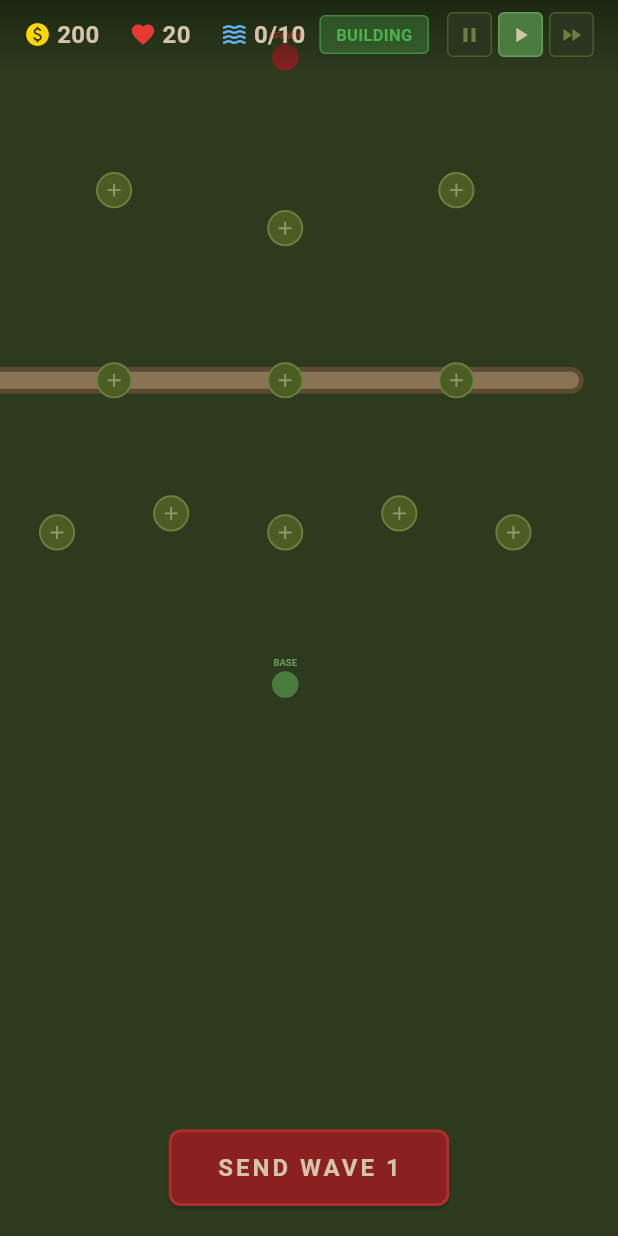
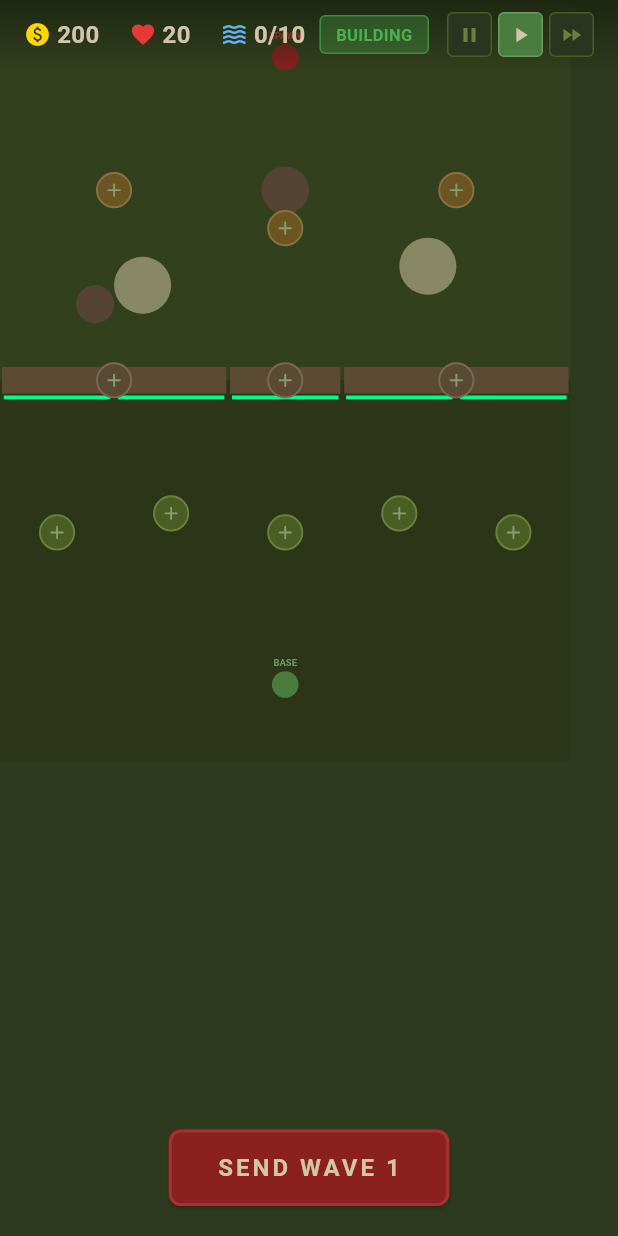
Before and after one commit to GrimthornRedbeard/InTheTrenches, a Flutter app: the screen it shows after launch, after a tap on "DEPLOY!", on a phone screen of 412 x 824 dp. Run offline on Flutter 3.47's test engine with Material 3 defaults, Android fonts, the phone set to English and light mode, and no system bars; our stand-ins replace equatable, flutter_riverpod.

Commit message:
feat: rewrite game map renderer for perpendicular layout (zones, segmented trench, free-positioned enemies)
- Add _drawZones(): tinted colour bands for no man's land (top) and behind-trench (bottom)
- Add _drawTrench(): per-segment coloured rectangles keyed to TrenchSegmentState, with breach HP bars
- Add _drawObstacles(): barbed wire / shell crater circles from gameMap.obstacles
- Update _drawEnemies(): colour by EnemyMovementState (advancing/breaching/inTrench/crossed) instead of definitionId
- Update _drawPlacementSlots(): fill/border colour tinted by PlacementZone
- Extract _drawMarkers(): spawn and command post icons drawn last (on top)
- Keep all tower rendering, HP bars, range circles, and fire-event lines intact
- paint() call order: zones → trench → obstacles → slots → towers → enemies → fire events → markers

Co-Authored-By: Claude Sonnet 4.6 <noreply@anthropic.com>

```diff
--- a/lib/ui/widgets/game_map_widget.dart
+++ b/lib/ui/widgets/game_map_widget.dart
@@ -7,7 +7,8 @@ import '../../providers/game_providers.dart';
 
 /// The core map rendering widget using CustomPainter.
 ///
-/// Renders the path, placement slots, towers, and enemies on a canvas.
+/// Renders three tinted zone bands (no man's land, trench, behind trench),
+/// the segmented trench line, placement slots, towers, and enemies on a canvas.
 /// Wrapped in an InteractiveViewer for zoom/pan support.
 class GameMapWidget extends StatelessWidget {
   final GameController controller;
@@ -88,61 +89,106 @@ class _MapPainter extends CustomPainter {
     canvas.save();
     canvas.scale(scale);
 
-    _drawPath(canvas);
+    // Map size in world coordinates
+    final mapSize = Size(controller.gameMap.width, controller.gameMap.height);
+
+    // Draw in back-to-front order so enemies appear above zone tints
+    _drawZones(canvas, mapSize);
+    _drawTrench(canvas);
+    _drawObstacles(canvas);
     _drawPlacementSlots(canvas);
     _drawTowers(canvas);
     _drawEnemies(canvas);
     _drawFireEvents(canvas);
 
+    // Spawn and command post markers drawn last (on top of everything)
+    _drawMarkers(canvas, mapSize);
+
     canvas.restore();
   }
 
-  void _drawPath(Canvas canvas) {
-    final gameMap = controller.gameMap;
-    final segments = gameMap.trenchSegments;
+  /// Draws tinted colour bands for the three map zones:
+  /// - No man's land (top, above trench)
+  /// - Trench area (thin band around the trench line)
+  /// - Behind trench (below trench to command post)
+  void _drawZones(Canvas canvas, Size size) {
+    final trenchY = controller.trenchSegments.isEmpty
+        ? size.height / 2
+        : controller.trenchSegments
+                .map((s) => s.worldY)
+                .reduce((a, b) => a + b) /
+            controller.trenchSegments.length;
 
-    // Draw trench line connecting all segments
-    if (segments.isNotEmpty) {
-      final trenchPaint = Paint()
-        ..color = const Color(0xFF5C4A32)
-        ..strokeWidth = 28
-        ..strokeCap = StrokeCap.round
-        ..strokeJoin = StrokeJoin.round
-        ..style = PaintingStyle.stroke;
+    // No man's land — top of map to trench line
+    canvas.drawRect(
+      Rect.fromLTWH(0, 0, size.width, trenchY),
+      Paint()..color = const Color(0xFF3D4A1E).withValues(alpha: 0.4),
+    );
 
-      final trenchPath = Path();
-      trenchPath.moveTo(0, segments.first.worldY);
-      trenchPath.lineTo(gameMap.width, segments.first.worldY);
-      canvas.drawPath(trenchPath, trenchPaint);
+    // Behind trench — trench line to bottom of map
+    canvas.drawRect(
+      Rect.fromLTWH(0, trenchY, size.width, size.height - trenchY),
+      Paint()..color = const Color(0xFF2A3010).withValues(alpha: 0.5),
+    );
+  }
 
-      // Draw inner dirt strip
-      final pathPaint = Paint()
-        ..color = const Color(0xFF8B7355)
-        ..strokeWidth = 18
-        ..strokeCap = StrokeCap.round
-        ..strokeJoin = StrokeJoin.round
-        ..style = PaintingStyle.stroke;
-      canvas.drawPath(trenchPath, pathPaint);
+  /// Draws each trench segment as a coloured rectangle, with a breach HP bar.
+  void _drawTrench(Canvas canvas) {
+    final segW = controller.gameMap.segmentWidth;
+
+    for (final seg in controller.trenchSegments) {
+      final color = switch (seg.state) {
+        TrenchSegmentState.held => const Color(0xFF5C4A32),
+        TrenchSegmentState.contested => const Color(0xFFAA5500),
+        TrenchSegmentState.breached => const Color(0xFFCC2200),
+        TrenchSegmentState.collapsed => const Color(0xFF880000),
+      };
+
+      final rect = Rect.fromCenter(
+        center: Offset(seg.worldX, seg.worldY),
+        width: segW - 4,
+        height: 28,
+      );
+      canvas.drawRect(rect, Paint()..color = color);
+
+      // Breach HP bar (not shown for fully collapsed segments)
+      if (seg.state != TrenchSegmentState.collapsed) {
+        final barW = (segW - 8) * (seg.breachHp / 100).clamp(0.0, 1.0);
+
+        // Bar background
+        canvas.drawRect(
+          Rect.fromLTWH(
+            seg.worldX - segW / 2 + 4,
+            seg.worldY + 16,
+            segW - 8,
+            4,
+          ),
+          Paint()..color = const Color(0xFF333333),
+        );
+
+        // Bar fill
+        canvas.drawRect(
+          Rect.fromLTWH(
+            seg.worldX - segW / 2 + 4,
+            seg.worldY + 16,
+            barW,
+            4,
+          ),
+          Paint()..color = const Color(0xFF00FF88),
+        );
+      }
     }
+  }
 
-    // Draw spawn marker
-    final spawnY = gameMap.spawnZoneY;
-    final midX = gameMap.width / 2;
-    canvas.drawCircle(
-      Offset(midX, spawnY),
-      14,
-      Paint()..color = const Color(0xFF8B2020),
-    );
-    _drawText(canvas, 'SPAWN', midX, spawnY - 22, 10, const Color(0xFFD44040));
-
-    // Draw base marker
-    final baseY = gameMap.commandPostY;
-    canvas.drawCircle(
-      Offset(midX, baseY),
-      14,
-      Paint()..color = const Color(0xFF4A7C3F),
-    );
-    _drawText(canvas, 'BASE', midX, baseY - 22, 10, const Color(0xFF6B9B5E));
+  /// Draws environmental obstacles (barbed wire and shell craters).
+  void _drawObstacles(Canvas canvas) {
+    for (final obs in controller.gameMap.obstacles) {
+      final paint = Paint()
+        ..color = obs.type == ObstacleType.barbedWire
+            ? const Color(0xFF888866)
+            : const Color(0xFF554433);
+      canvas.drawCircle(obs.position, obs.radius, paint);
+    }
   }
 
   void _drawPlacementSlots(Canvas canvas) {
@@ -151,31 +197,45 @@ class _MapPainter extends CustomPainter {
       final isSelected = slot.id == selectedSlotId;
 
       if (!isOccupied) {
+        // Zone-tinted fill colour
+        final fillColor = switch (slot.zone) {
+          PlacementZone.noMansLand => isSelected
+              ? const Color(0xFF9B7E3E)
+              : const Color(0xFF6B5523),
+          PlacementZone.trench => isSelected
+              ? const Color(0xFF8B7E5E)
+              : const Color(0xFF5A4A33),
+          PlacementZone.behindTrench => isSelected
+              ? const Color(0xFF6B9B5E)
+              : const Color(0xFF4A5D23),
+        };
+
+        final borderColor = switch (slot.zone) {
+          PlacementZone.noMansLand => isSelected
+              ? const Color(0xFFCBA85E)
+              : const Color(0xFF8B7040),
+          PlacementZone.trench => isSelected
+              ? const Color(0xFFBBAA8E)
+              : const Color(0xFF7A6A53),
+          PlacementZone.behindTrench => isSelected
+              ? const Color(0xFF8BC87E)
+              : const Color(0xFF6B8040),
+        };
+
         // Draw empty slot
-        final slotPaint = Paint()
-          ..color = isSelected
-              ? const Color(0xFF6B9B5E)
-              : const Color(0xFF4A5D23)
-          ..style = PaintingStyle.fill;
+        canvas.drawCircle(
+          Offset(slot.x, slot.y),
+          18,
+          Paint()..color = fillColor,
+        );
 
         canvas.drawCircle(
           Offset(slot.x, slot.y),
           18,
-          slotPaint,
-        );
-
-        // Dashed border
-        final borderPaint = Paint()
-          ..color = isSelected
-              ? const Color(0xFF8BC87E)
-              : const Color(0xFF6B8040)
-          ..strokeWidth = 2
-          ..style = PaintingStyle.stroke;
-
-        canvas.drawCircle(
-          Offset(slot.x, slot.y),
-          18,
-          borderPaint,
+          Paint()
+            ..color = borderColor
+            ..strokeWidth = 2
+            ..style = PaintingStyle.stroke,
         );
 
         // Plus sign
@@ -304,30 +364,32 @@ class _MapPainter extends CustomPainter {
     }
   }
 
+  /// Draws enemies as free-positioned circles, coloured by movement state.
   void _drawEnemies(Canvas canvas) {
     for (final enemy in controller.enemies) {
       if (!enemy.alive) continue;
 
-      // Use the enemy's 2D position directly (replaces positionAtProgress).
-      final x = enemy.position.dx;
-      final y = enemy.position.dy;
+      final pos = enemy.position;
+      final isDamaged = controller.recentlyDamagedEnemies.contains(enemy.id);
 
-      // Color by enemy type
-      final color = _getEnemyColor(enemy.definitionId);
-      final isDamaged =
-          controller.recentlyDamagedEnemies.contains(enemy.id);
+      // Colour encodes current movement phase
+      final baseColor = switch (enemy.movementState) {
+        EnemyMovementState.advancing => const Color(0xFFCC3333),
+        EnemyMovementState.breaching => const Color(0xFFFF6600),
+        EnemyMovementState.inTrench => const Color(0xFFFF0000),
+        EnemyMovementState.crossed => const Color(0xFF990000),
+      };
+
+      final bodyColor = isDamaged
+          ? Color.lerp(baseColor, Colors.red, 0.6)!
+          : baseColor;
 
       // Enemy body
-      final bodyPaint = Paint()
-        ..color = isDamaged
-            ? Color.lerp(color, Colors.red, 0.6)!
-            : color;
-
-      canvas.drawCircle(Offset(x, y), 8, bodyPaint);
+      canvas.drawCircle(pos, 8, Paint()..color = bodyColor);
 
       // Border
       canvas.drawCircle(
-        Offset(x, y),
+        pos,
         8,
         Paint()
           ..color = Colors.white.withValues(alpha: 0.4)
@@ -340,10 +402,10 @@ class _MapPainter extends CustomPainter {
       if (def != null) {
         final maxHp = def.hp;
         final hpRatio = (enemy.currentHp / maxHp).clamp(0.0, 1.0);
-        final barWidth = 16.0;
-        final barHeight = 3.0;
-        final barX = x - barWidth / 2;
-        final barY = y - 14;
+        const barWidth = 16.0;
+        const barHeight = 3.0;
+        final barX = pos.dx - barWidth / 2;
+        final barY = pos.dy - 14;
 
         // Background
         canvas.drawRect(
@@ -386,7 +448,7 @@ class _MapPainter extends CustomPainter {
         continue;
       }
 
-      // Use the enemy's 2D position directly (replaces positionAtProgress).
+      // Use the enemy's 2D position directly
       final enemyPos = enemy.position;
 
       // Draw fire line
@@ -402,27 +464,40 @@ class _MapPainter extends CustomPainter {
     }
   }
 
-  Color _getEnemyColor(String definitionId) {
-    switch (definitionId) {
-      case 'wwi_infantry':
-        return const Color(0xFF4CAF50); // green
-      case 'wwi_runner':
-        return const Color(0xFFFFEB3B); // yellow
-      case 'wwi_shield_bearer':
-        return const Color(0xFF607D8B); // blue-grey
-      case 'wwi_officer':
-        return const Color(0xFF9C27B0); // purple
-      case 'wwi_medic':
-        return const Color(0xFFFFFFFF); // white
-      case 'wwi_sapper':
-        return const Color(0xFFFF9800); // orange
-      case 'wwi_heavy':
-        return const Color(0xFFF44336); // red
-      case 'wwi_elite':
-        return const Color(0xFFFFD700); // gold
-      default:
-        return const Color(0xFF4CAF50);
-    }
+  /// Draws spawn and command post markers.
+  void _drawMarkers(Canvas canvas, Size mapSize) {
+    final gameMap = controller.gameMap;
+    final midX = gameMap.width / 2;
+
+    // Spawn marker (top)
+    canvas.drawCircle(
+      Offset(midX, gameMap.spawnZoneY),
+      14,
+      Paint()..color = const Color(0xFF8B2020),
+    );
+    _drawText(
+      canvas,
+      'SPAWN',
+      midX,
+      gameMap.spawnZoneY - 22,
+      10,
+      const Color(0xFFD44040),
+    );
+
+    // Base / command post marker (bottom)
+    canvas.drawCircle(
+      Offset(midX, gameMap.commandPostY),
+      14,
+      Paint()..color = const Color(0xFF4A7C3F),
+    );
+    _drawText(
+      canvas,
+      'BASE',
+      midX,
+      gameMap.commandPostY - 22,
+      10,
+      const Color(0xFF6B9B5E),
+    );
   }
 
   void _drawText(Canvas canvas, String text, double x, double y,
```
